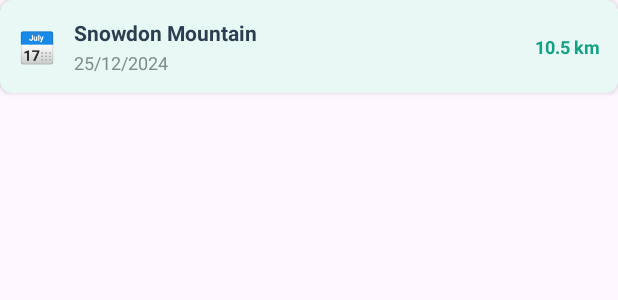
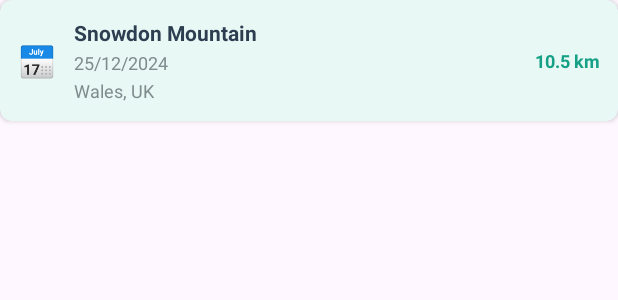
Before and after one commit to ducngg411/m-hike, an Android app: the layout item_upcoming_hike.xml on its own in the app's theme, with its tools: preview values and no code run, on a phone screen of 412 x 824 dp. Shown: the top 300 px of the screen. Run offline under Robolectric (Android 15) with nearby library versions, the phone set to English and light mode, and no system bars.

Commit message:
add location display for upcoming hikes and improve null safety in statistics calculations

```diff
--- a/app/src/main/java/com/example/m_hike/adapters/UpcomingHikeAdapter.java
+++ b/app/src/main/java/com/example/m_hike/adapters/UpcomingHikeAdapter.java
@@ -66,6 +66,7 @@ public class UpcomingHikeAdapter extends RecyclerView.Adapter<UpcomingHikeAdapte
             super(itemView);
             tvHikeName = itemView.findViewById(R.id.tvUpcomingHikeName);
             tvHikeDate = itemView.findViewById(R.id.tvUpcomingHikeDate);
+            tvHikeLocation = itemView.findViewById(R.id.tvUpcomingHikeLocation);
             tvHikeLength = itemView.findViewById(R.id.tvUpcomingHikeLength);
         }
     }
--- a/app/src/main/res/layout/activity_add_observation.xml
+++ b/app/src/main/res/layout/activity_add_observation.xml
@@ -234,7 +234,6 @@
                                 android:inputType="textMultiLine"
                                 android:minLines="4" />
                         </com.google.android.material.textfield.TextInputLayout>
-
                     </LinearLayout>
                 </androidx.cardview.widget.CardView>
 
--- a/app/src/main/res/layout/item_upcoming_hike.xml
+++ b/app/src/main/res/layout/item_upcoming_hike.xml
@@ -45,6 +45,15 @@
                 android:textSize="12sp"
                 android:textColor="#7F8C8D"
                 android:layout_marginTop="2dp"/>
+
+            <TextView
+                android:id="@+id/tvUpcomingHikeLocation"
+                android:layout_width="wrap_content"
+                android:layout_height="wrap_content"
+                android:text="Wales, UK"
+                android:textSize="12sp"
+                android:textColor="#7F8C8D"
+                android:layout_marginTop="2dp"/>
         </LinearLayout>
 
         <TextView
```
Also changed, not shown: app/src/main/java/com/example/m_hike/fragments/StatisticsFragment.java (+22 -5 lines).
